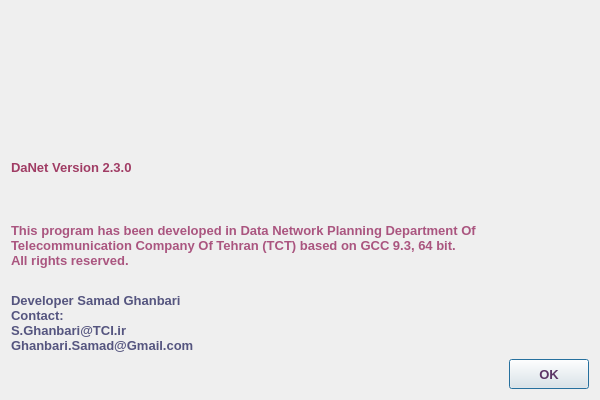
Qt form mainPanel/menu/help/about/aboutdialog.ui (samad-ghanbari/DaNet) before a commit.
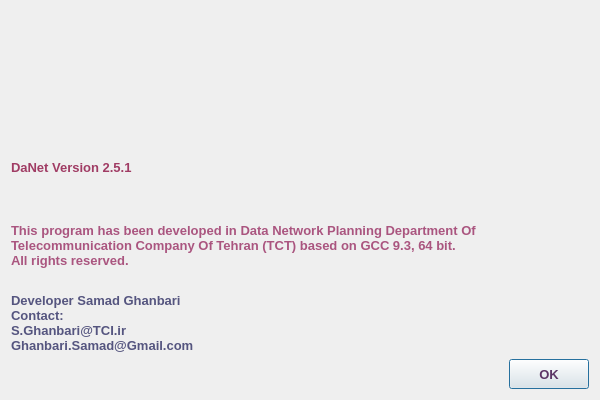
The same form after that commit. Icons and pictures are not drawn.

What changed in the file:
```diff
--- a/mainPanel/menu/help/about/aboutdialog.ui
+++ b/mainPanel/menu/help/about/aboutdialog.ui
@@ -126,7 +126,6 @@
         <font>
          <family>Tahoma</family>
          <pointsize>10</pointsize>
-         <weight>75</weight>
          <bold>true</bold>
         </font>
        </property>
@@ -134,7 +133,7 @@
         <string notr="true">color: rgb(160, 60, 100);</string>
        </property>
        <property name="text">
-        <string>DaNet Version 2.3.0</string>
+        <string>DaNet Version 2.5.1</string>
        </property>
       </widget>
      </item>
```
Left out of the diff: 3 changed lines with no effect on the pictures.
